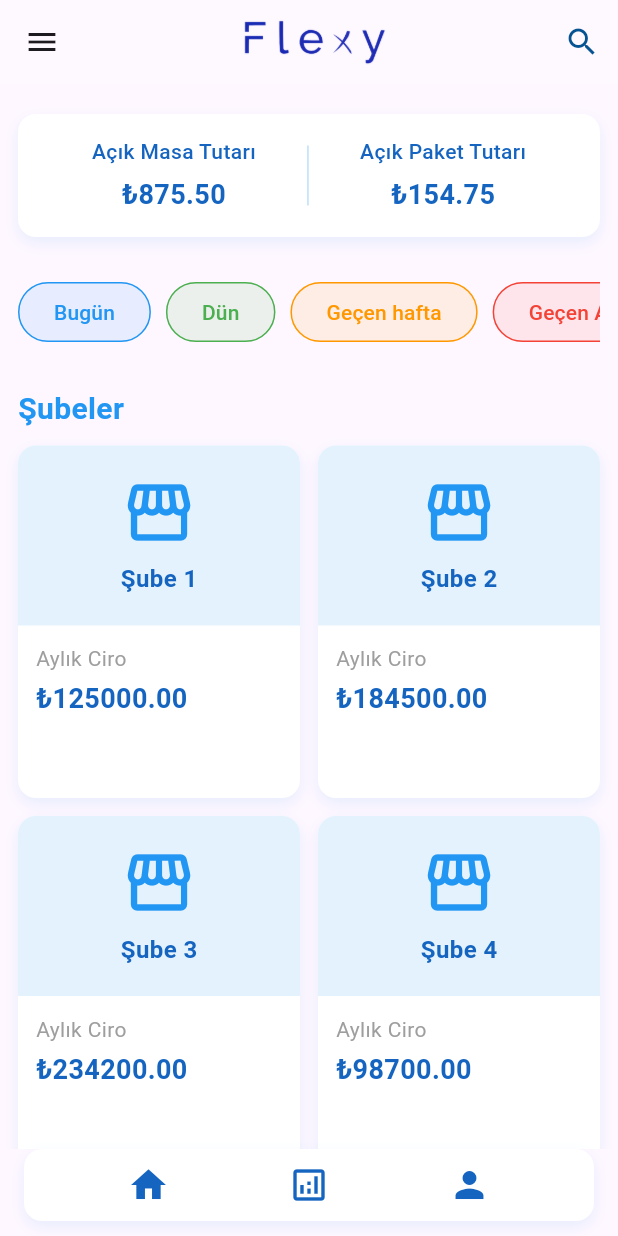
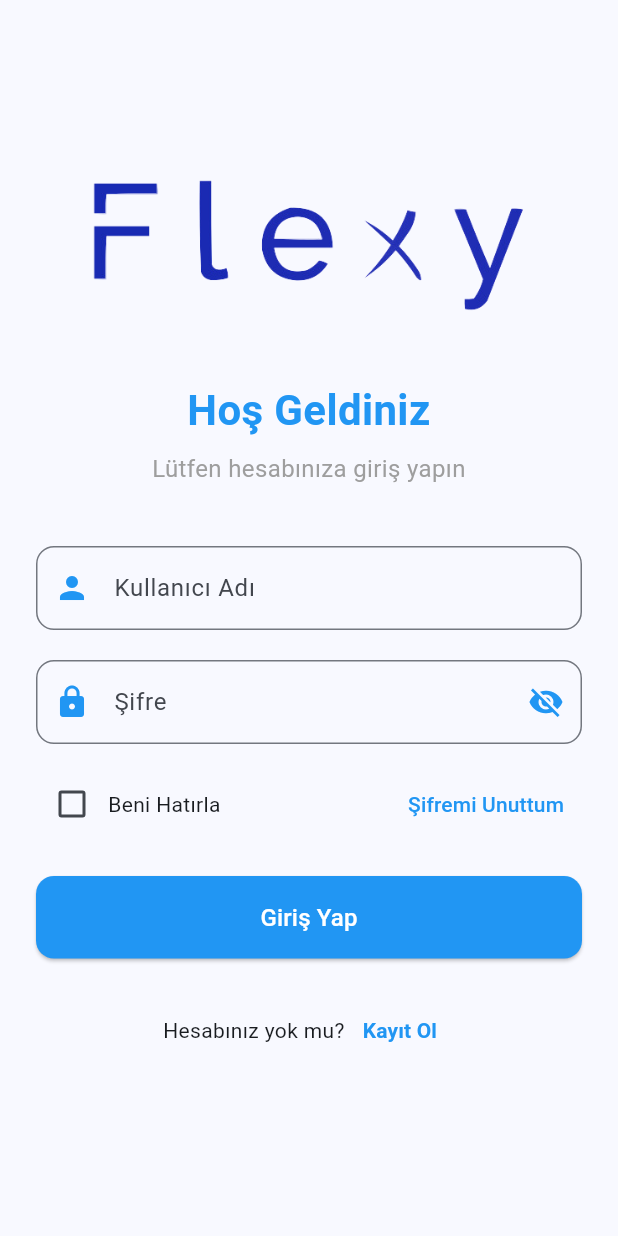
Before and after one commit to eliifgokdemiir/flutter, a Flutter app: the screen it shows after launch, on a phone screen of 412 x 824 dp. Run offline on Flutter 3.47's test engine with Material 3 defaults, Android fonts, the phone set to English and light mode, and no system bars; our stand-ins replace fl_chart, image_picker; missing offline and left inert: image_picker_android, image_picker_platform_interface.

Commit message:
login.dart added

```diff
--- a/state_management/lib/main.dart
+++ b/state_management/lib/main.dart
@@ -1,5 +1,5 @@
 import 'package:flutter/material.dart';
-import 'package:state_management/ui/view/home.dart';
+import 'package:state_management/ui/view/login.dart';
 import 'package:image_picker_android/image_picker_android.dart';
 import 'package:image_picker_platform_interface/image_picker_platform_interface.dart';
 
@@ -18,10 +18,10 @@ class MyApp extends StatelessWidget {
       title: 'Flutter Demo',
       debugShowCheckedModeBanner: false,
       theme: ThemeData(
-        colorScheme: ColorScheme.fromSeed(seedColor: Colors.deepPurple),
+        colorScheme: ColorScheme.fromSeed(seedColor: Colors.blue),
         useMaterial3: true,
       ),
-      home: const Home(),
+      home: const Login(),
     );
   }
 }
--- /dev/null
+++ b/state_management/lib/ui/view/login.dart
@@ -0,0 +1,240 @@
+import 'package:flutter/material.dart';
+import 'package:state_management/ui/view/home.dart';
+
+class Login extends StatefulWidget {
+  const Login({super.key});
+
+  @override
+  State<Login> createState() => _LoginState();
+}
+
+class _LoginState extends State<Login> {
+  final _formKey = GlobalKey<FormState>();
+  final TextEditingController _usernameController = TextEditingController();
+  final TextEditingController _passwordController = TextEditingController();
+  bool _isPasswordVisible = false;
+  bool _rememberMe = false;
+  bool _isLoading = false;
+
+  @override
+  void dispose() {
+    _usernameController.dispose();
+    _passwordController.dispose();
+    super.dispose();
+  }
+
+  void _login() {
+    if (_formKey.currentState!.validate()) {
+      setState(() {
+        _isLoading = true;
+      });
+
+      // Simulating API call with a delay
+      Future.delayed(const Duration(seconds: 2), () {
+        setState(() {
+          _isLoading = false;
+        });
+
+        // Navigate to home page
+        Navigator.pushReplacement(
+          context,
+          MaterialPageRoute(builder: (context) => const Home()),
+        );
+      });
+    }
+  }
+
+  @override
+  Widget build(BuildContext context) {
+    return Scaffold(
+      body: SafeArea(
+        child: Center(
+          child: SingleChildScrollView(
+            padding: const EdgeInsets.all(24.0),
+            child: Form(
+              key: _formKey,
+              child: Column(
+                mainAxisAlignment: MainAxisAlignment.center,
+                crossAxisAlignment: CrossAxisAlignment.stretch,
+                children: [
+                  // Logo
+                  Center(
+                    child: Image.asset(
+                      'assets/logo/flexy-logo.png',
+                      height: 100,
+                    ),
+                  ),
+                  const SizedBox(height: 40),
+
+                  // Welcome Text
+                  const Text(
+                    'Hoş Geldiniz',
+                    style: TextStyle(
+                      fontSize: 28,
+                      fontWeight: FontWeight.bold,
+                      color: Colors.blue,
+                    ),
+                    textAlign: TextAlign.center,
+                  ),
+                  const SizedBox(height: 8),
+                  const Text(
+                    'Lütfen hesabınıza giriş yapın',
+                    style: TextStyle(
+                      fontSize: 16,
+                      color: Colors.grey,
+                    ),
+                    textAlign: TextAlign.center,
+                  ),
+                  const SizedBox(height: 40),
+
+                  // Username Field
+                  TextFormField(
+                    controller: _usernameController,
+                    decoration: InputDecoration(
+                      labelText: 'Kullanıcı Adı',
+                      hintText: 'Kullanıcı adınızı girin',
+                      prefixIcon: const Icon(Icons.person, color: Colors.blue),
+                      border: OutlineInputBorder(
+                        borderRadius: BorderRadius.circular(12),
+                      ),
+                      focusedBorder: OutlineInputBorder(
+                        borderRadius: BorderRadius.circular(12),
+                        borderSide:
+                            const BorderSide(color: Colors.blue, width: 2),
+                      ),
+                    ),
+                    validator: (value) {
+                      if (value == null || value.isEmpty) {
+                        return 'Lütfen kullanıcı adınızı girin';
+                      }
+                      return null;
+                    },
+                  ),
+                  const SizedBox(height: 20),
+
+                  // Password Field
+                  TextFormField(
+                    controller: _passwordController,
+                    obscureText: !_isPasswordVisible,
+                    decoration: InputDecoration(
+                      labelText: 'Şifre',
+                      hintText: 'Şifrenizi girin',
+                      prefixIcon: const Icon(Icons.lock, color: Colors.blue),
+                      suffixIcon: IconButton(
+                        icon: Icon(
+                          _isPasswordVisible
+                              ? Icons.visibility
+                              : Icons.visibility_off,
+                          color: Colors.blue,
+                        ),
+                        onPressed: () {
+                          setState(() {
+                            _isPasswordVisible = !_isPasswordVisible;
+                          });
+                        },
+                      ),
+                      border: OutlineInputBorder(
+                        borderRadius: BorderRadius.circular(12),
+                      ),
+                      focusedBorder: OutlineInputBorder(
+                        borderRadius: BorderRadius.circular(12),
+                        borderSide:
+                            const BorderSide(color: Colors.blue, width: 2),
+                      ),
+                    ),
+                    validator: (value) {
+                      if (value == null || value.isEmpty) {
+                        return 'Lütfen şifrenizi girin';
+                      }
+                      return null;
+                    },
+                  ),
+                  const SizedBox(height: 16),
+
+                  // Remember Me & Forgot Password
+                  Row(
+                    mainAxisAlignment: MainAxisAlignment.spaceBetween,
+                    children: [
+                      Row(
+                        children: [
+                          Checkbox(
+                            value: _rememberMe,
+                            activeColor: Colors.blue,
+                            onChanged: (value) {
+                              setState(() {
+                                _rememberMe = value!;
+                              });
+                            },
+                          ),
+                          const Text('Beni Hatırla'),
+                        ],
+                      ),
+                      TextButton(
+                        onPressed: () {
+                          // Forgot password logic
+                        },
+                        child: const Text(
+                          'Şifremi Unuttum',
+                          style: TextStyle(color: Colors.blue),
+                        ),
+                      ),
+                    ],
+                  ),
+                  const SizedBox(height: 24),
+
+                  // Login Button
+                  ElevatedButton(
+                    onPressed: _isLoading ? null : _login,
+                    style: ElevatedButton.styleFrom(
+                      backgroundColor: Colors.blue,
+                      foregroundColor: Colors.white,
+                      padding: const EdgeInsets.symmetric(vertical: 16),
+                      shape: RoundedRectangleBorder(
+                        borderRadius: BorderRadius.circular(12),
+                      ),
+                      disabledBackgroundColor: Colors.blue.withOpacity(0.6),
+                    ),
+                    child: _isLoading
+                        ? const SizedBox(
+                            height: 20,
+                            width: 20,
+                            child: CircularProgressIndicator(
+                              color: Colors.white,
+                              strokeWidth: 3,
+                            ),
+                          )
+                        : const Text(
+                            'Giriş Yap',
+                            style: TextStyle(fontSize: 16),
+                          ),
+                  ),
+                  const SizedBox(height: 24),
+
+                  // Register Option
+                  Row(
+                    mainAxisAlignment: MainAxisAlignment.center,
+                    children: [
+                      const Text('Hesabınız yok mu?'),
+                      TextButton(
+                        onPressed: () {
+                          // Navigate to register page
+                        },
+                        child: const Text(
+                          'Kayıt Ol',
+                          style: TextStyle(
+                            color: Colors.blue,
+                            fontWeight: FontWeight.bold,
+                          ),
+                        ),
+                      ),
+                    ],
+                  ),
+                ],
+              ),
+            ),
+          ),
+        ),
+      ),
+    );
+  }
+}
--- a/state_management/lib/ui/view/navbar_menu.dart
+++ b/state_management/lib/ui/view/navbar_menu.dart
@@ -3,6 +3,7 @@ import 'package:state_management/data/entity/product.dart';
 import 'package:state_management/ui/view/branches.dart';
 import 'package:state_management/ui/view/dashboard.dart';
 import 'package:state_management/ui/view/home.dart';
+import 'package:state_management/ui/view/login.dart';
 import 'package:state_management/ui/view/product_management.dart';
 import 'package:state_management/ui/view/profile.dart';
 import 'package:state_management/ui/view/reports.dart';
@@ -52,7 +53,7 @@ class NavbarMenu extends StatelessWidget {
                 _buildMenuItem(
                     Icons.settings, 'Ayarlar', context, const Settings()),
                 _buildMenuItem(
-                    Icons.exit_to_app, 'Çıkış Yap', context, const Dashboard()),
+                    Icons.exit_to_app, 'Çıkış Yap', context, const Login()),
               ],
             ),
           ),
--- a/state_management/lib/ui/view/settings.dart
+++ b/state_management/lib/ui/view/settings.dart
@@ -112,10 +112,10 @@ class _SettingsState extends State<Settings> {
                           color: Colors.blue),
                       onTap: () {
                         // Navigate to profile edit page
-                        ScaffoldMessenger.of(context).showSnackBar(
-                          const SnackBar(
-                              content:
-                                  Text('Profil düzenleme sayfası açılıyor')),
+                        Navigator.push(
+                          context,
+                          MaterialPageRoute(
+                              builder: (context) => const Profile()),
                         );
                       },
                     ),
```
Also changed, not shown: 4 other files.
